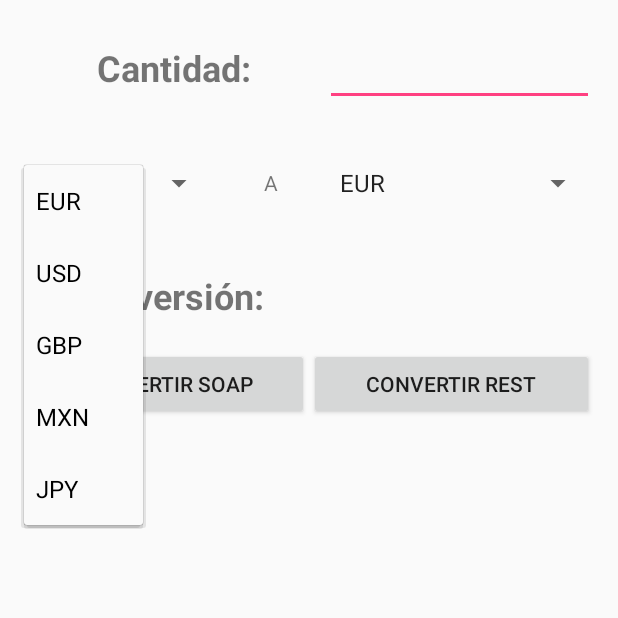
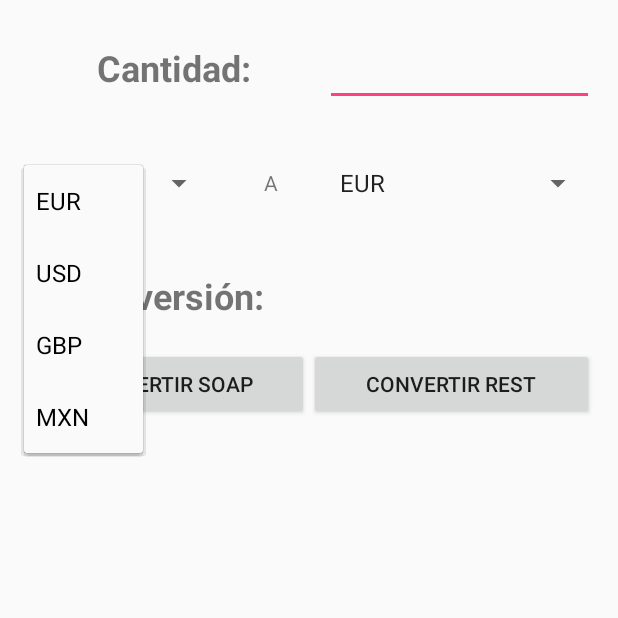
Before and after one commit to SergoRz/CambioDivisas, an Android app: the screen it shows after launch (MainActivity), after a tap on "EUR", on a phone screen of 412 x 824 dp, the top half of it. Run offline under Robolectric (Android 15) with nearby library versions, the phone set to English and light mode, and no system bars; 2 statements that could not run were skipped.

Commit message:
SOAP hecho

```diff
--- a/app/src/main/java/com/example/dam212/cambiodivisas/AccesoBD.java
+++ b/app/src/main/java/com/example/dam212/cambiodivisas/AccesoBD.java
@@ -15,7 +15,7 @@ public class AccesoBD extends SQLiteOpenHelper{
     //Nombre del archivo con extensión .db
 
     //Sentencia SQL que crea la tabla
-    String sqlCreate = "CREATE TABLE divisas(" +
+    String sqlCreate = "CREATE IF NOT EXIST TABLE divisas(" +
             "moneda1 VARCHAR(3) PRIMARY KEY NOT NULL," +
             "moneda2 VARCHAR(3) PRIMARY KEY NOT NULL," +
             "valor DOUBLE NOT NULL" +
@@ -27,13 +27,13 @@ public class AccesoBD extends SQLiteOpenHelper{
 
     @Override
     public void onCreate(SQLiteDatabase db) {
+
         db.execSQL(sqlCreate);
+
     }
 
     @Override
-    public void onUpgrade(SQLiteDatabase db, int oldVersion, int newVersion) {
-
-    }
+    public void onUpgrade(SQLiteDatabase db, int oldVersion, int newVersion) {}
 
     public void insert(SQLiteDatabase db, ConversionMoneda cm){
         String sqlInsert = "INSERT INTO divisas VALUES("
@@ -47,7 +47,7 @@ public class AccesoBD extends SQLiteOpenHelper{
 
     public double obtenerValor(SQLiteDatabase db, ConversionMoneda cm){
         String[] args = new String[] {cm.getMoneda1(), cm.getMoneda2()};
-        Cursor c = db.rawQuery(" SELECT valor FROM divisas WHERE moneda1=? and moneda2=?", args);
+        Cursor c = db.rawQuery("SELECT valor FROM divisas WHERE moneda1=? and moneda2=?", args);
         double valor = c.getDouble(0);
 
         return valor;
--- a/app/src/main/res/values/arrays.xml
+++ b/app/src/main/res/values/arrays.xml
@@ -5,6 +5,5 @@
         <item>USD</item>
         <item>GBP</item>
         <item>MXN</item>
-        <item>JPY</item>
     </string-array>
 </resources>
```
